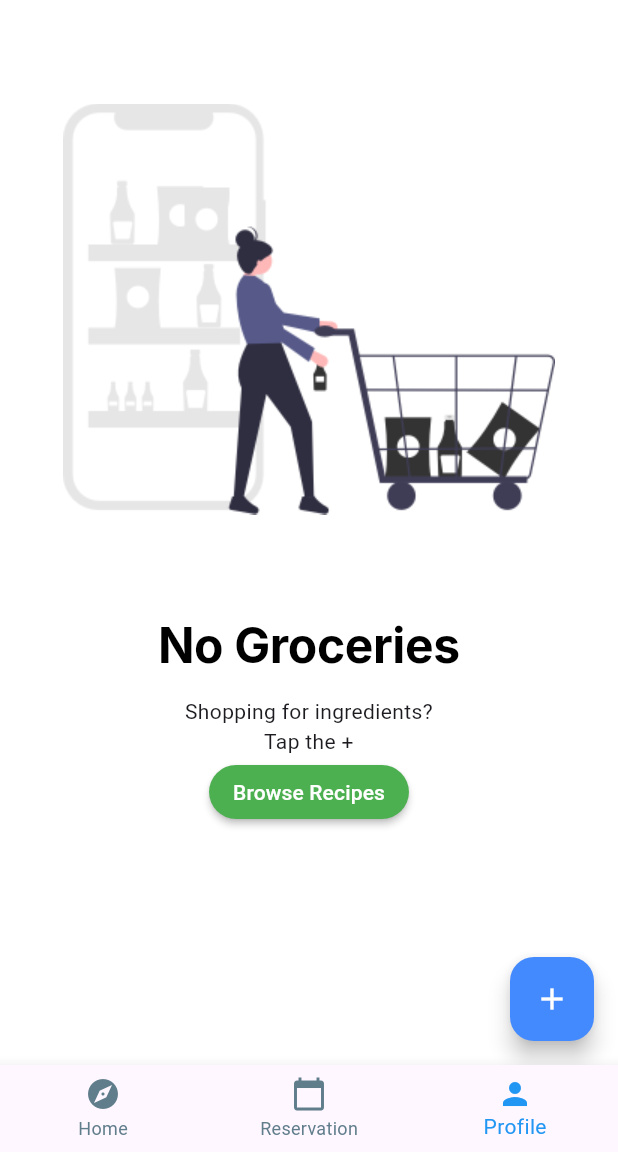
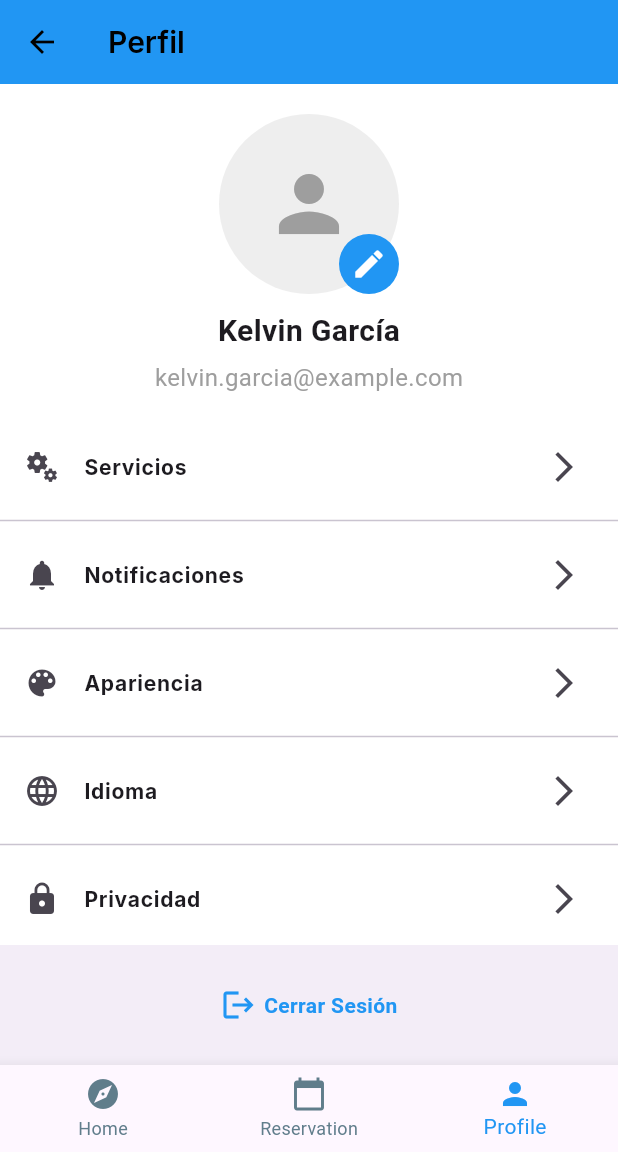
Before and after one commit to AgnerDDiaz/short_time_app, a Flutter app: the Home screen opened by its route, item 3 of the bottom bar chosen, on a phone screen of 412 x 824 dp, the part 84-1236 px from its top. Run offline on Flutter 3.47's test engine with Material 3 defaults, Android fonts, the phone set to English and light mode, and no system bars; our stand-ins replace image_picker, table_calendar.

Commit message:
profile page first + add image

```diff
--- a/lib/home.dart
+++ b/lib/home.dart
@@ -5,7 +5,7 @@ import 'package:flutter/services.dart' show rootBundle;
 import 'package:provider/provider.dart';
 import 'package:short_time_app/screens/Reservas_screen.dart';
 import 'package:short_time_app/screens/main_feed_screen.dart';
-import 'package:short_time_app/screens/profile.dart';
+import 'package:short_time_app/screens/profile.dart'; // Asegúrate de que este archivo esté correctamente enlazado
 import 'package:short_time_app/widgets/service_search_delegate.dart';
 
 import 'components/Theme_button.dart';
@@ -29,7 +29,9 @@ class Home extends StatefulWidget {
 class _HomeState extends State<Home> {
   int currentScreen = 0;
   List<dynamic> services = []; // Servicios cargados desde el JSON
-  final List<Widget> screens = [const MainFeedScreen(), Reservas_Screen(), const Profile()];
+
+  // Corregido: Cambié ProfileScreen por ProfilePage
+  final List<Widget> screens = [const MainFeedScreen(), Reservas_Screen(), ProfilePage()];
 
   @override
   void initState() {
@@ -40,8 +42,7 @@ class _HomeState extends State<Home> {
   Future<void> loadServices() async {
     try {
       // Cargar el archivo JSON desde assets
-      final String response =
-      await rootBundle.loadString('assets/test_data.json');
+      final String response = await rootBundle.loadString('assets/test_data.json');
       final decodedData = json.decode(response);
 
       setState(() {
@@ -91,7 +92,8 @@ class _HomeState extends State<Home> {
                         Navigator.push(
                           context,
                           MaterialPageRoute(
-                            builder: (context) => ClientServicesScreen(clientId: clientId),
+                            builder: (context) =>
+                                ClientServicesScreen(clientId: clientId),
                           ),
                         );
                       },
@@ -104,11 +106,8 @@ class _HomeState extends State<Home> {
                 }
               },
             ),
-
             ThemeButton(changeTheme: widget.ChangeThemeMode),
-
           ],
-
         ),
         bottomNavigationBar: BottomNavigationBar(
           selectedItemColor: Colors.blue,
--- a/lib/screens/profile.dart
+++ b/lib/screens/profile.dart
@@ -1,36 +1,152 @@
+import 'dart:io';
 import 'package:flutter/material.dart';
-import 'package:provider/provider.dart';
+import 'package:image_picker/image_picker.dart';
 
-import '../models/grocery_manager.dart';
-import 'empty_grocery_screen.dart';
+class ProfilePage extends StatefulWidget {
+  @override
+  _ProfilePageState createState() => _ProfilePageState();
+}
 
+class _ProfilePageState extends State<ProfilePage> {
+  File? _profileImage;
 
-class Profile extends StatelessWidget {
-  const Profile({super.key});
+  // Datos ficticios del usuario (puedes reemplazarlos por datos reales o dinámicos)
+  final String userName = "Kelvin García";
+  final String userEmail = "kelvin.garcia@example.com";
 
+  // Método para seleccionar una imagen desde la galería o la cámara
+  Future<void> _pickImage() async {
+    final picker = ImagePicker();
+    final pickedFile = await picker.pickImage(source: ImageSource.gallery);
 
+    if (pickedFile != null) {
+      setState(() {
+        _profileImage = File(pickedFile.path);
+      });
+    }
+  }
+
+  void _logout() {
+    // Navegar a la pantalla de inicio de sesión
+    Navigator.pushReplacementNamed(context, '/login');
+  }
 
   @override
   Widget build(BuildContext context) {
-    // return Card3();
     return Scaffold(
-      floatingActionButton: FloatingActionButton(
-        backgroundColor: Colors.blueAccent,
-          onPressed: () {},
-        child: Icon(Icons.add, color: Colors.white,),
+      appBar: AppBar(
+        title: const Text("Perfil"),
+        backgroundColor: Colors.blue,
       ),
-      body: buildGroceryScreen(),
+      body: SingleChildScrollView(
+        child: Column(
+          children: [
+            const SizedBox(height: 20),
+            // Imagen de perfil
+            Stack(
+              children: [
+                CircleAvatar(
+                  radius: 60,
+                  backgroundColor: Colors.grey.shade200,
+                  backgroundImage:
+                  _profileImage != null ? FileImage(_profileImage!) : null,
+                  child: _profileImage == null
+                      ? const Icon(Icons.person, size: 60, color: Colors.grey)
+                      : null,
+                ),
+                Positioned(
+                  bottom: 0,
+                  right: 0,
+                  child: InkWell(
+                    onTap: _pickImage,
+                    child: CircleAvatar(
+                      radius: 20,
+                      backgroundColor: Colors.blue,
+                      child: const Icon(Icons.edit, color: Colors.white),
+                    ),
+                  ),
+                ),
+              ],
+            ),
+            const SizedBox(height: 10),
+            // Nombre del usuario
+            Text(
+              userName,
+              style: const TextStyle(
+                fontSize: 20,
+                fontWeight: FontWeight.bold,
+              ),
+            ),
+            const SizedBox(height: 5),
+            // Correo electrónico del usuario
+            Text(
+              userEmail,
+              style: const TextStyle(
+                fontSize: 16,
+                color: Colors.grey,
+              ),
+            ),
+            const SizedBox(height: 20),
+            // Opciones de perfil
+            ListTile(
+              leading: const Icon(Icons.miscellaneous_services),
+              title: const Text("Servicios"),
+              trailing: const Icon(Icons.arrow_forward_ios),
+              onTap: () {},
+            ),
+            const Divider(),
+            ListTile(
+              leading: const Icon(Icons.notifications),
+              title: const Text("Notificaciones"),
+              trailing: const Icon(Icons.arrow_forward_ios),
+              onTap: () {},
+            ),
+            const Divider(),
+            ListTile(
+              leading: const Icon(Icons.color_lens),
+              title: const Text("Apariencia"),
+              trailing: const Icon(Icons.arrow_forward_ios),
+              onTap: () {},
+            ),
+            const Divider(),
+            ListTile(
+              leading: const Icon(Icons.language),
+              title: const Text("Idioma"),
+              trailing: const Icon(Icons.arrow_forward_ios),
+              onTap: () {},
+            ),
+            const Divider(),
+            ListTile(
+              leading: const Icon(Icons.lock),
+              title: const Text("Privacidad"),
+              trailing: const Icon(Icons.arrow_forward_ios),
+              onTap: () {},
+            ),
+          ],
+        ),
+      ),
+      bottomNavigationBar: BottomAppBar(
+        child: Padding(
+          padding: const EdgeInsets.all(8.0),
+          child: InkWell(
+            onTap: _logout, // Llamar al método de cerrar sesión
+            child: Row(
+              mainAxisAlignment: MainAxisAlignment.center,
+              children: const [
+                Icon(Icons.logout, color: Colors.blue),
+                SizedBox(width: 5),
+                Text(
+                  "Cerrar Sesión",
+                  style: TextStyle(
+                    color: Colors.blue,
+                    fontWeight: FontWeight.bold,
+                  ),
+                ),
+              ],
+            ),
+          ),
+        ),
+      ),
     );
   }
-
-  Consumer<GroceryManager> buildGroceryScreen() {
-    return Consumer<GroceryManager>(
-      builder: (context, manager, child,){
-        if(manager.groceryItem.isNotEmpty){
-          return Container();
-        }else{
-          return EmptyGroceryScreen();
-        }
-      });
-  }
 }
--- a/pubspec.yaml
+++ b/pubspec.yaml
@@ -10,6 +10,7 @@ environment:
 dependencies:
   flutter:
     sdk: flutter
+  image_picker: ^0.8.7+4
   cupertino_icons: ^1.0.8
   provider: ^6.1.2
   http: ^1.2.2
```
Also changed, not shown: pubspec.lock, 1 other file.
